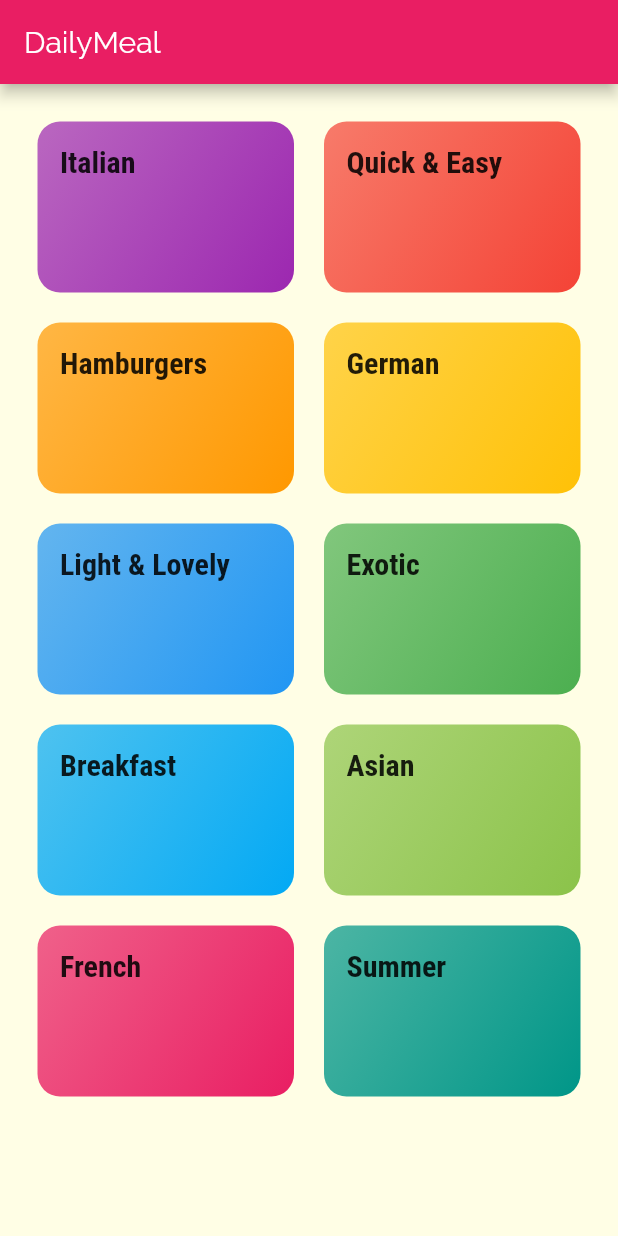
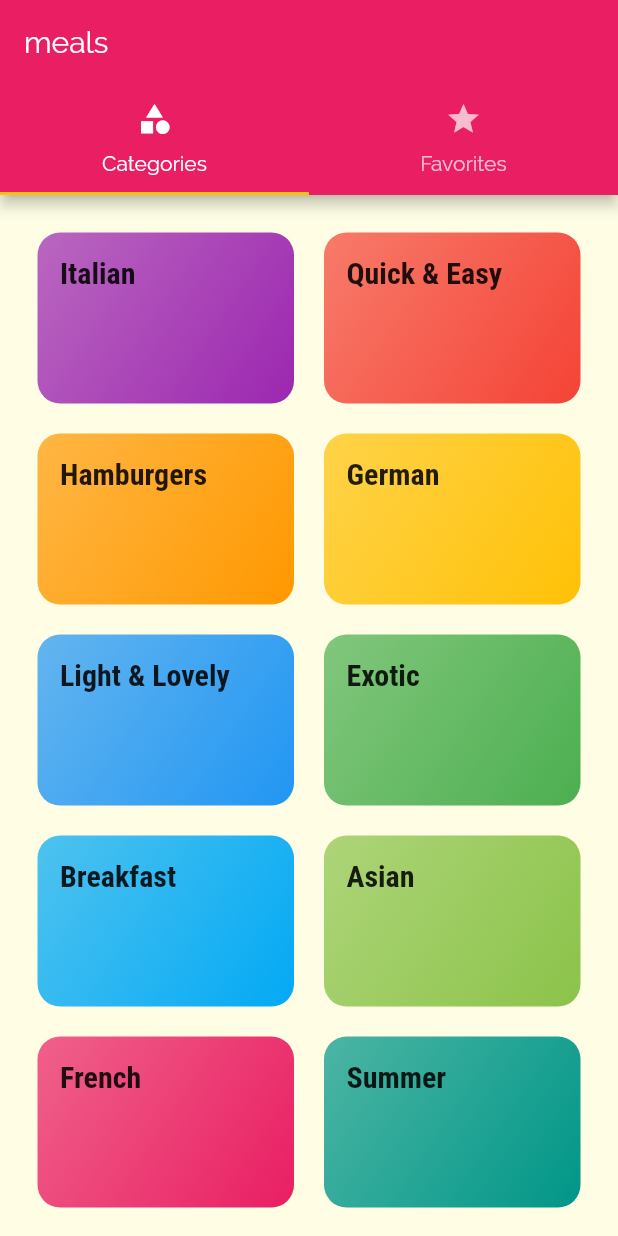
Before and after one commit to thegoncharoffs/meal_app, a Flutter app: the screen it shows after launch, on a phone screen of 412 x 824 dp. Run offline on Flutter 3.47's test engine with Material 2 defaults, Android fonts, the phone set to English and light mode, and no system bars.

Commit message:
Added tabs and pages

```diff
--- a/lib/main.dart
+++ b/lib/main.dart
@@ -1,5 +1,6 @@
 import 'package:flutter/material.dart';
 
+import 'screens/tabs_screen.dart';
 import 'screens/category_meals_screen.dart';
 import 'screens/categories_screen.dart';
 import 'screens/meal_detail_screen.dart';
@@ -30,7 +31,7 @@ class MyApp extends StatelessWidget {
               ))),
       initialRoute: '/', // default value
       routes: {
-        '/': (ctx) => CategoriesScreen(),
+        '/': (ctx) => TabsScreen(),
         CategoryMealsScreen.routeName: (ctx) => CategoryMealsScreen(),
         MealDetailScreen.routeName: (ctx) => MealDetailScreen(),
       },
--- a/lib/screens/categories_screen.dart
+++ b/lib/screens/categories_screen.dart
@@ -6,9 +6,7 @@ import '../dummy_data.dart';
 class CategoriesScreen extends StatelessWidget {
   @override
   Widget build(BuildContext context) {
-    return Scaffold(
-        appBar: AppBar(title: const Text('DailyMeal')),
-        body: GridView(
+    return GridView(
       padding: EdgeInsets.all(25),
       children: DUMMY_CATEGORIES
           .map((e) => CategoryItem(e.id, e.title, e.color))
@@ -18,6 +16,6 @@ class CategoriesScreen extends StatelessWidget {
           childAspectRatio: 3 / 2,
           crossAxisSpacing: 20,
           mainAxisSpacing: 20),
-        ));
+    );
   }
 }
--- /dev/null
+++ b/lib/screens/favorites_screen.dart
@@ -0,0 +1,10 @@
+import 'package:flutter/material.dart';
+
+class FavoritesScreen extends StatelessWidget {
+  @override
+  Widget build(BuildContext context) {
+    return Center(
+      child: Text('The favorites'),
+    );
+  }
+}
--- /dev/null
+++ b/lib/screens/tabs_screen.dart
@@ -0,0 +1,39 @@
+import 'package:flutter/material.dart';
+
+import 'favorites_screen.dart';
+import 'categories_screen.dart';
+
+class TabsScreen extends StatefulWidget {
+  @override
+  _TabsScreenState createState() => _TabsScreenState();
+}
+
+class _TabsScreenState extends State<TabsScreen> {
+  @override
+  Widget build(BuildContext context) {
+    return DefaultTabController(
+      length: 2,
+      child: Scaffold(
+        appBar: AppBar(
+          title: Text('meals'),
+          bottom: TabBar(tabs: [
+            Tab(
+              icon: Icon(Icons.category),
+              text: 'Categories',
+            ),
+            Tab(
+              icon: Icon(Icons.star),
+              text: 'Favorites',
+            ),
+          ]),
+        ),
+        body: TabBarView(
+          children: [
+            CategoriesScreen(),
+            FavoritesScreen(),
+          ],
+        ),
+      ),
+    );
+  }
+}
```
Lines whose indentation alone changed are shown as unchanged.
